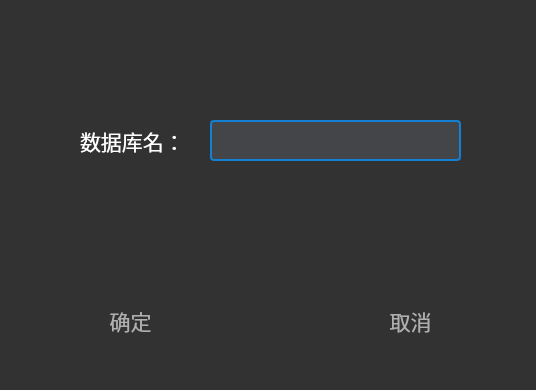
This is DBtraining/createdb.ui in 2023XDProject/DBMS2.0 as Qt 5 draws it before an edit. The edited form follows.
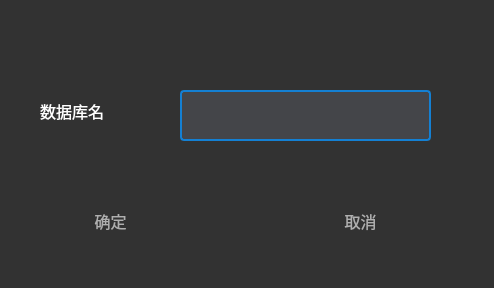
This is the edited form. Icons and pictures are not drawn.

```diff
--- a/DBtraining/createdb.ui
+++ b/DBtraining/createdb.ui
@@ -6,8 +6,8 @@
    <rect>
     <x>0</x>
     <y>0</y>
-    <width>536</width>
-    <height>390</height>
+    <width>494</width>
+    <height>288</height>
    </rect>
   </property>
   <property name="windowTitle">
@@ -19,8 +19,8 @@
   <widget class="QPushButton" name="pushButton">
    <property name="geometry">
     <rect>
-     <x>70</x>
-     <y>290</y>
+     <x>50</x>
+     <y>190</y>
      <width>121</width>
      <height>61</height>
     </rect>
@@ -28,7 +28,7 @@
    <property name="font">
     <font>
      <family>幼圆</family>
-     <pointsize>16</pointsize>
+     <pointsize>12</pointsize>
     </font>
    </property>
    <property name="styleSheet">
@@ -48,8 +48,8 @@
   <widget class="QPushButton" name="pushButton_2">
    <property name="geometry">
     <rect>
-     <x>350</x>
-     <y>290</y>
+     <x>300</x>
+     <y>190</y>
      <width>121</width>
      <height>61</height>
     </rect>
@@ -57,7 +57,7 @@
    <property name="font">
     <font>
      <family>幼圆</family>
-     <pointsize>16</pointsize>
+     <pointsize>12</pointsize>
     </font>
    </property>
    <property name="styleSheet">
@@ -77,12 +77,18 @@
   <widget class="QLineEdit" name="lineEdit">
    <property name="geometry">
     <rect>
-     <x>210</x>
-     <y>120</y>
+     <x>180</x>
+     <y>90</y>
      <width>251</width>
-     <height>41</height>
+     <height>51</height>
     </rect>
    </property>
+   <property name="font">
+    <font>
+     <family>Arial</family>
+     <pointsize>10</pointsize>
+    </font>
+   </property>
    <property name="styleSheet">
     <string notr="true">background: rgb(68, 69, 73);
 border-radius:4px;
@@ -94,8 +100,8 @@
   <widget class="QLabel" name="label">
    <property name="geometry">
     <rect>
-     <x>80</x>
-     <y>100</y>
+     <x>40</x>
+     <y>70</y>
      <width>231</width>
      <height>81</height>
     </rect>
@@ -103,14 +109,14 @@
    <property name="font">
     <font>
      <family>幼圆</family>
-     <pointsize>16</pointsize>
+     <pointsize>12</pointsize>
     </font>
    </property>
    <property name="styleSheet">
     <string notr="true">color: rgb(255, 255, 255);</string>
    </property>
    <property name="text">
-    <string>数据库名：</string>
+    <string>数据库名</string>
    </property>
   </widget>
   <zorder>pushButton</zorder>
```
